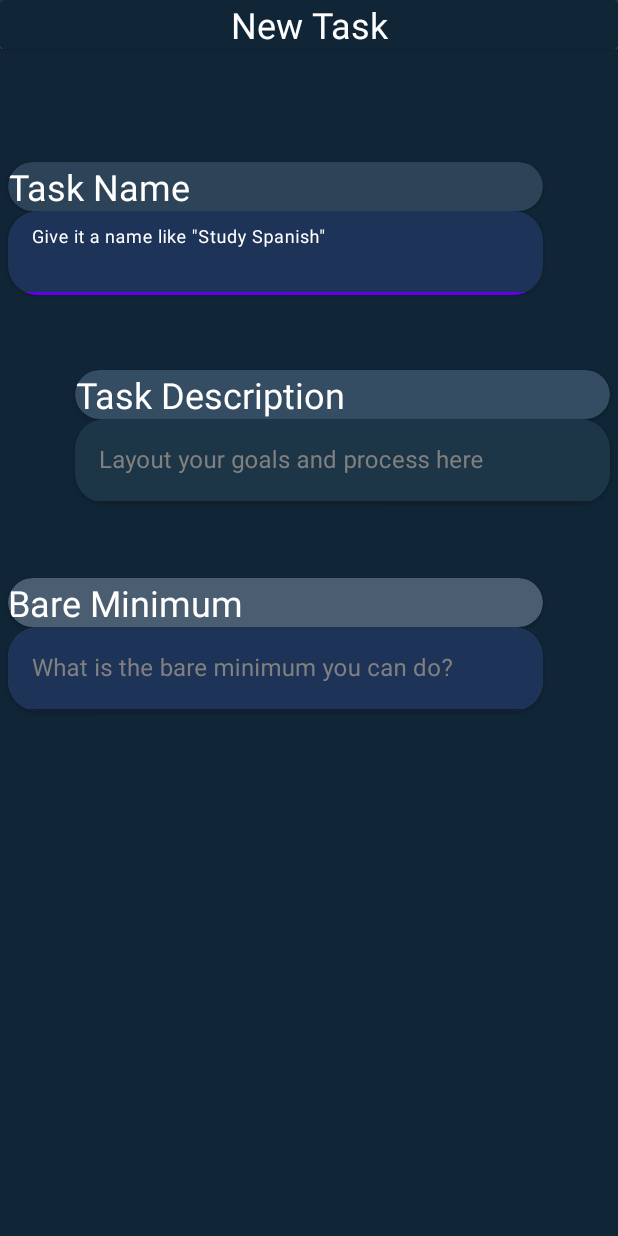
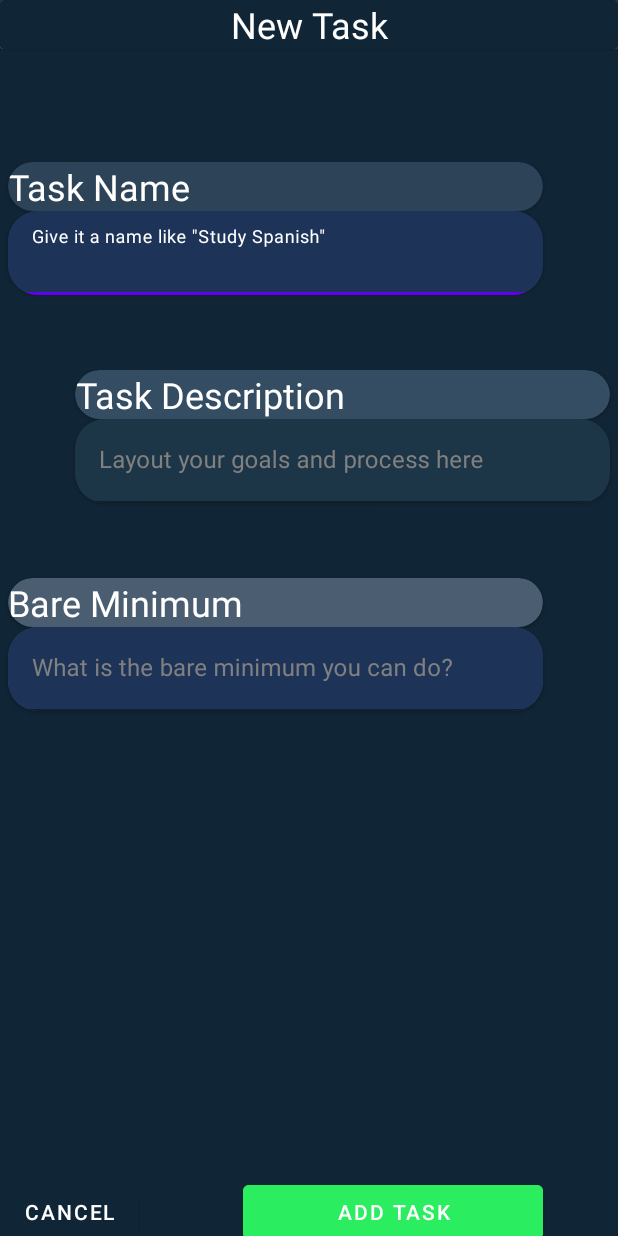
Before and after one commit to AGIndigo8/DailyDopamine, an Android app built with Jetpack Compose: the layout activity_new_task.xml on its own in the app's theme, with its tools: preview values and no code run, on a phone screen of 412 x 824 dp. Run offline under Robolectric (Android 15) with nearby library versions, the phone set to English and light mode, and no system bars.

Commit message:
Add task builder UI

```diff
--- a/app/src/main/java/com/AGIndigo8/dailydopamine/MainActivity.kt
+++ b/app/src/main/java/com/AGIndigo8/dailydopamine/MainActivity.kt
@@ -1,5 +1,6 @@
 package com.AGIndigo8.dailydopamine
 
+import android.content.Intent
 import androidx.appcompat.app.AppCompatActivity
 import android.os.Bundle
 import android.widget.Button
@@ -13,6 +14,8 @@ class MainActivity : AppCompatActivity() {
         super.onCreate(savedInstanceState)
         setContentView(R.layout.activity_main)
         setupAddTaskButton()
+        val intent = Intent(this, NewTask::class.java)
+        startActivity(intent)
     }
 
     fun setupAddTaskButton() {
--- a/app/src/main/res/layout/activity_new_task.xml
+++ b/app/src/main/res/layout/activity_new_task.xml
@@ -8,6 +8,7 @@
     tools:context=".NewTask">
 
     <LinearLayout
+        android:id="@+id/linearLayout"
         android:layout_width="match_parent"
         android:layout_height="match_parent"
         android:orientation="vertical">
@@ -32,6 +33,15 @@
             android:layout_width="match_parent"
             android:layout_height="75dp" />
 
+        <ScrollView
+            android:layout_width="match_parent"
+            android:layout_height="match_parent">
+
+            <LinearLayout
+                android:layout_width="match_parent"
+                android:layout_height="wrap_content"
+                android:orientation="vertical">
+
                 <androidx.cardview.widget.CardView
                     android:id="@+id/nameTitle"
                     android:layout_width="match_parent"
@@ -52,7 +62,7 @@
                 </androidx.cardview.widget.CardView>
 
                 <androidx.cardview.widget.CardView
-            android:id="@+id/nameInput"
+                    android:id="@+id/cardNameInput"
                     android:layout_width="match_parent"
                     android:layout_height="wrap_content"
                     android:layout_marginStart="5dp"
@@ -70,6 +80,7 @@
                         app:hintTextColor="@color/white">
 
                         <com.google.android.material.textfield.TextInputEditText
+                            android:id="@+id/clientNameInput"
                             android:layout_width="match_parent"
                             android:layout_height="wrap_content"
                             android:hint="Give it a name like &quot;Study Spanish&quot;"
@@ -102,6 +113,7 @@
                 </androidx.cardview.widget.CardView>
 
                 <androidx.cardview.widget.CardView
+                    android:id="@+id/cardDescriptionInput"
                     android:layout_width="match_parent"
                     android:layout_height="wrap_content"
                     android:layout_marginStart="50dp"
@@ -116,6 +128,7 @@
                         app:boxBackgroundColor="@color/newTask_descriptionInput">
 
                         <com.google.android.material.textfield.TextInputEditText
+                            android:id="@+id/clientDescriptionInput"
                             android:layout_width="match_parent"
                             android:layout_height="wrap_content"
                             android:hint="Layout your goals and process here"
@@ -148,7 +161,7 @@
                 </androidx.cardview.widget.CardView>
 
                 <androidx.cardview.widget.CardView
-            android:id="@+id/minInput"
+                    android:id="@+id/cardMinInput"
                     android:layout_width="match_parent"
                     android:layout_height="wrap_content"
                     android:layout_marginStart="5dp"
@@ -166,6 +179,7 @@
                         app:hintTextColor="@color/white">
 
                         <com.google.android.material.textfield.TextInputEditText
+                            android:id="@+id/clientMinInput"
                             android:layout_width="match_parent"
                             android:layout_height="wrap_content"
                             android:hint="What is the bare minimum you can do?"
@@ -174,5 +188,55 @@
                     </com.google.android.material.textfield.TextInputLayout>
                 </androidx.cardview.widget.CardView>
 
+                <Space
+                    android:layout_width="match_parent"
+                    android:layout_height="50dp" />
+
+            </LinearLayout>
+
+
+        </ScrollView>
+
+    </LinearLayout>
+
+    <LinearLayout
+        android:layout_width="match_parent"
+        android:layout_height="wrap_content"
+        android:layout_marginBottom="32dp"
+        android:orientation="vertical"
+        app:layout_constraintBottom_toBottomOf="parent"
+        app:layout_constraintEnd_toEndOf="parent"
+        app:layout_constraintStart_toStartOf="parent"
+        app:layout_constraintTop_toBottomOf="@+id/linearLayout">
+
+        <androidx.cardview.widget.CardView
+            android:layout_width="match_parent"
+            android:layout_height="wrap_content"
+            app:cardBackgroundColor="@color/newTaskBackground">
+
+            <androidx.constraintlayout.widget.ConstraintLayout
+                android:layout_width="match_parent"
+                android:layout_height="wrap_content">
+
+                <Button
+                    android:id="@+id/cancelButton"
+                    android:layout_width="wrap_content"
+                    android:layout_height="wrap_content"
+                    android:backgroundTint="@color/newTaskBackground"
+                    android:text="Cancel"
+                    app:layout_constraintBottom_toBottomOf="parent"
+                    app:layout_constraintStart_toStartOf="parent" />
+
+                <Button
+                    android:id="@+id/finalizeAddTask"
+                    android:layout_width="200dp"
+                    android:layout_height="wrap_content"
+                    android:layout_marginEnd="50dp"
+                    android:backgroundTint="@color/newTask_addButton"
+                    android:text="Add Task"
+                    app:layout_constraintBottom_toBottomOf="parent"
+                    app:layout_constraintEnd_toEndOf="parent" />
+            </androidx.constraintlayout.widget.ConstraintLayout>
+        </androidx.cardview.widget.CardView>
     </LinearLayout>
 </androidx.constraintlayout.widget.ConstraintLayout>
--- a/app/src/main/res/values/colors.xml
+++ b/app/src/main/res/values/colors.xml
@@ -13,6 +13,7 @@
     <color name="newTask_descriptionInput">#1d3647</color>
     <color name="newTask_minTitle">#4b5d70</color>
     <color name="newTask_minInput">#4c5b6e</color>
+    <color name="newTask_addButton">#2aee60</color>
     <color name="purple_200">#FFBB86FC</color>
     <color name="purple_500">#FF6200EE</color>
     <color name="purple_700">#FF3700B3</color>
```
Lines whose indentation alone changed are shown as unchanged.
